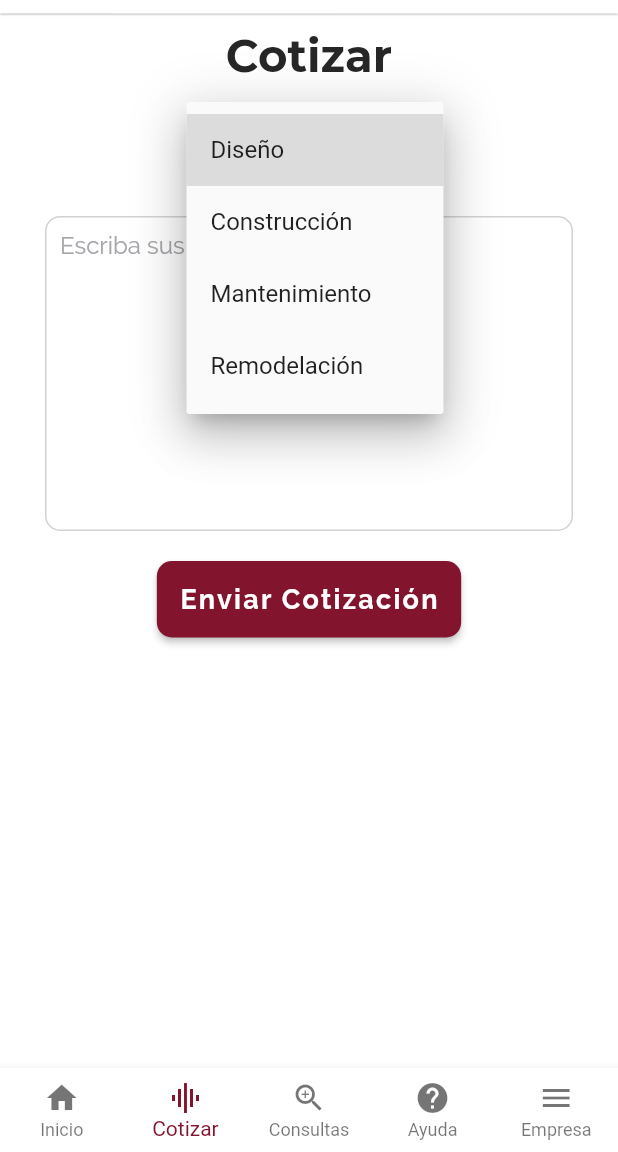
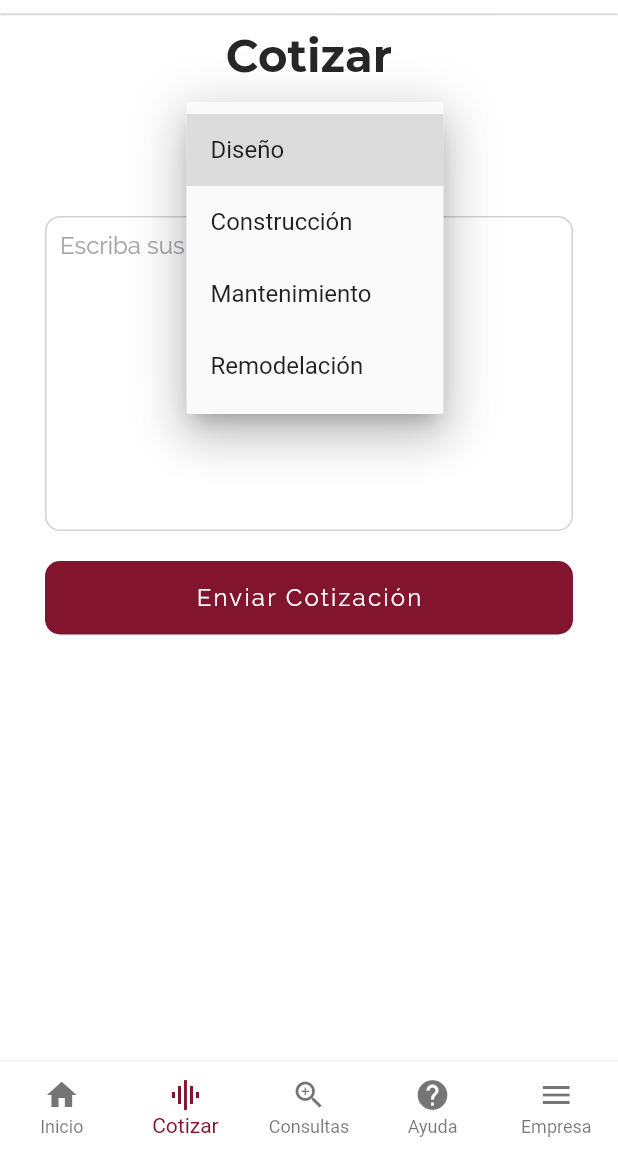
Before and after one commit to castillorey/ESSADE, a Flutter app: the ContainerPage screen opened directly, item 2 of the bottom bar chosen, after a tap on the "arrow downward" icon, on a phone screen of 412 x 824 dp, the part 84-1236 px from its top. Run offline on Flutter 3.47's test engine with Material 2 defaults, Android fonts, the phone set to English and light mode, and no system bars; our stand-ins replace charts_flutter, cloud_firestore, firebase_auth, google_sign_in; missing offline and left inert: dart:ffi; accounts and stored records are empty.

Commit message:
Start build Quote page and build generic selectable component

```diff
--- a/ESSADE/lib/ui/container_page.dart
+++ b/ESSADE/lib/ui/container_page.dart
@@ -49,53 +49,51 @@ class _ContainerPageState extends State<ContainerPage> {
           child: SingleChildScrollView(
             child: Align(
               alignment: Alignment.topCenter,
-                child: SafeArea(
-                  child: Column(
-                    children: <Widget>[
-                      Container(
+              child: Container(
+                height: MediaQuery.of(context).size.height - 130,
                 padding: EdgeInsets.symmetric(
                     horizontal: 30.0,
                     vertical: 10.0
                 ),
                 child: tabs.elementAt(_selectedIndex)
               )
-                    ],
             ),
           ),
         ),
       ),
-        ),
-      ),
-      bottomNavigationBar: BottomNavigationBar(
+      bottomNavigationBar: SizedBox(
+        height: 60,
+        child: BottomNavigationBar(
           backgroundColor: Colors.white,
           elevation: 5.0,
           type: BottomNavigationBarType.fixed,
           items: [
             BottomNavigationBarItem(
               icon: Icon(Icons.home),
-            title: Text('Inicio', style: essadeParagraph),
+              title: Text('Inicio', style: essadeParagraph()),
             ),
             BottomNavigationBarItem(
               icon: Icon(Icons.graphic_eq),
-            title: Text('Cotizar', style: essadeParagraph),
+              title: Text('Cotizar', style: essadeParagraph()),
             ),
             BottomNavigationBarItem(
               icon: Icon(Icons.zoom_in),
-            title: Text('Consultas', style: essadeParagraph),
+              title: Text('Consultas', style: essadeParagraph()),
             ),
             BottomNavigationBarItem(
               icon: Icon(Icons.help),
-            title: Text('Ayuda', style: essadeParagraph),
+              title: Text('Ayuda', style: essadeParagraph()),
             ),
             BottomNavigationBarItem(
               icon: Icon(Icons.menu),
-            title: Text('Empresa', style: essadeParagraph),
+              title: Text('Empresa', style: essadeParagraph()),
             ),
           ],
           currentIndex: _selectedIndex,
           selectedItemColor: primaryColor,
           onTap: _onItemTapped,
         ),
+      ),
       backgroundColor: Colors.white,
     );
   }
--- a/ESSADE/lib/ui/home_page.dart
+++ b/ESSADE/lib/ui/home_page.dart
@@ -5,6 +5,7 @@ import 'package:essade/auth/login_state.dart';
 import 'package:essade/models/Project.dart';
 import 'package:essade/utilities/constants.dart';
 import 'package:essade/widgets/graph_widget.dart';
+import 'package:essade/widgets/selectable_widget.dart';
 import 'package:flutter/cupertino.dart';
 import 'package:flutter/material.dart';
 import 'package:flutter/widgets.dart';
@@ -59,7 +60,7 @@ class _HomePageState extends State<HomePage> {
 
   Widget _buildExpandedItem(String name, String ciudad, String departamento){
     return ListTile(
-      title: Text(name, style: essadeParagraph),
+      title: Text(name, style: essadeParagraph()),
       subtitle: Text('$ciudad, $departamento', style: essadeLightfont,),
     );
   }
@@ -76,7 +77,7 @@ class _HomePageState extends State<HomePage> {
                 padding: EdgeInsets.symmetric(horizontal: 10),
                 child: Text(
                   'Aprende los mejores tips para que tu cuarto se vea mucho más grande',
-                  style: essadeParagraph,
+                  style: essadeParagraph(),
                 )
               ),
               Icon(
@@ -232,7 +233,7 @@ class _HomePageState extends State<HomePage> {
               SizedBox(width: 10),
               Text(
                 projectSelected,
-                style: essadeParagraph,
+                style: essadeParagraph(),
               )
             ],
           )
@@ -247,12 +248,10 @@ class _HomePageState extends State<HomePage> {
       return Column(
         children: <Widget>[
           _buildTotalBalance(_balance),
-          Column(
-            children: <Widget>[
           SizedBox(height: 20),
           ExpansionTile(
             leading: Icon(Icons.graphic_eq),
-                title: Text('Ingresos y egresos', style: essadeParagraph),
+            title: Text('Ingresos y egresos', style: essadeParagraph()),
             children: <Widget>[
               Container(
                 height: 250.0,
@@ -265,22 +264,22 @@ class _HomePageState extends State<HomePage> {
                   Column(
                     mainAxisAlignment: MainAxisAlignment.center,
                     children: <Widget>[
-                          Text('Saldo', style: essadeParagraph),
-                          Text(_balance, style: essadeParagraph)
+                      Text('Saldo', style: essadeParagraph()),
+                      Text(_balance, style: essadeParagraph())
                     ],
                   ),
                   Column(
                     mainAxisAlignment: MainAxisAlignment.center,
                     children: <Widget>[
-                          Text('Ingresos', style: essadeParagraph),
-                          Text(_incomes, style: essadeParagraph)
+                      Text('Ingresos', style: essadeParagraph()),
+                      Text(_incomes, style: essadeParagraph())
                     ],
                   ),
                   Column(
                     mainAxisAlignment: MainAxisAlignment.center,
                     children: <Widget>[
-                          Text('Egresos', style: essadeParagraph),
-                          Text(_outgoings, style: essadeParagraph)
+                      Text('Egresos', style: essadeParagraph()),
+                      Text(_outgoings, style: essadeParagraph())
                     ],
                   )
                 ],
@@ -291,7 +290,7 @@ class _HomePageState extends State<HomePage> {
           SizedBox(height: 20),
           ExpansionTile(
             leading: Icon(Icons.business_center),
-                title: Text('Avance de obra', style: essadeParagraph),
+            title: Text('Avance de obra', style: essadeParagraph()),
             children: <Widget>[
               Container(
                 height: 250.0,
@@ -304,15 +303,15 @@ class _HomePageState extends State<HomePage> {
                   Column(
                     mainAxisAlignment: MainAxisAlignment.center,
                     children: <Widget>[
-                          Text('% Ejecutado', style: essadeParagraph),
-                          Text(dp, style: essadeParagraph)
+                      Text('% Ejecutado', style: essadeParagraph()),
+                      Text(dp, style: essadeParagraph())
                     ],
                   ),
                   Column(
                     mainAxisAlignment: MainAxisAlignment.center,
                     children: <Widget>[
-                          Text('% Por ejecutar', style: essadeParagraph),
-                          Text(pp, style: essadeParagraph)
+                      Text('% Por ejecutar', style: essadeParagraph()),
+                      Text(pp, style: essadeParagraph())
                     ],
                   )
                 ],
@@ -330,17 +329,8 @@ class _HomePageState extends State<HomePage> {
             alignment: Alignment.topLeft,
             child: Text('Información estratégica', style: essadeH4(essadeDarkGray)),
           ),
-              _buildInfoItem(),
-              _buildInfoItem(),
-              _buildInfoItem(),
-              _buildInfoItem(),
-              _buildInfoItem(),
-              _buildInfoItem(),
-              _buildInfoItem(),
-              _buildInfoItem(),
-              _buildInfoItem()
-            ],
-          )
+          SizedBox(height: 10),
+          Placeholder()
         ],
       );
     } else {
@@ -348,7 +338,7 @@ class _HomePageState extends State<HomePage> {
         alignment: Alignment.center,
         child: Text(
           'Seleccione un proyecto para ver su información detallada',
-          style: essadeParagraph
+          style: essadeParagraph()
         ),
       );
     }
@@ -417,7 +407,11 @@ class _HomePageState extends State<HomePage> {
                   ),
                 ),
                 SizedBox(height: 20),
-                _buildSelectableComponent(documents),
+                //_buildSelectableComponent(documents),
+                SelectableWidget(
+                  objectKey: 'nombre',
+                  documents: documents,
+                ),
                 SizedBox(height: 20),
                 _buildProjectSelectedInfo(_balance, _incomes, _outgoings, dp, pp)
               ],
--- a/ESSADE/lib/utilities/constants.dart
+++ b/ESSADE/lib/utilities/constants.dart
@@ -14,8 +14,8 @@ essadeH4(color) => TextStyle(
   fontWeight: FontWeight.bold,
 );
 
-final essadeParagraph = TextStyle(
-    color: essadeBlack,
+essadeParagraph( {Color color = essadeBlack}) => TextStyle(
+    color: color,
     fontFamily: 'Raleway',
     fontSize: 14.0,
 );
@@ -33,17 +33,21 @@ final List<String> essadeServices = [
   'Remodelación'
 ];
 
-btnFontStyle(Color color) => TextStyle(
+btnFontStyle(Color color, {bool bold: false}) => TextStyle(
   color: color,
   letterSpacing: 1.5,
-  fontSize: 18.0,
-  fontWeight: FontWeight.bold,
+  fontSize: 16.0,
+  fontWeight: bold ? FontWeight.bold : null,
   fontFamily: 'Raleway',
 );
 
+enum PlatformType {
+  iOS,
+  android
+}
 
-Color essadePrimaryColor = Color(0xFF82142d);
-Color essadeBlack = Color(0xFF262626);
-Color essadeDarkGray = Color(0xFF85878a);
-Color essadeGray = Color(0xFFa5a5aa);
-Color essadeErrorColor = Color(0xFFED4337);
+const Color essadePrimaryColor = Color(0xFF82142d);
+const Color essadeBlack = Color(0xFF262626);
+const Color essadeDarkGray = Color(0xFF85878a);
+const Color essadeGray = Color(0xFFa5a5aa);
+const Color essadeErrorColor = Color(0xFFED4337);
--- a/ESSADE/lib/widgets/long_button_widget.dart
+++ b/ESSADE/lib/widgets/long_button_widget.dart
@@ -28,7 +28,7 @@ class LongButtonWidget extends StatelessWidget {
         color: boxColor,
         child: Text(
           text,
-          style: btnFontStyle(textColor),
+          style: btnFontStyle(textColor, bold: true),
         ),
       ),
     );
--- a/ESSADE/lib/widgets/quote_form_widget.dart
+++ b/ESSADE/lib/widgets/quote_form_widget.dart
@@ -165,7 +165,7 @@ class _QuoteFormWidgetState extends State<QuoteFormWidget> {
                 SizedBox(width: 10),
                 Text(
                   serviceSelected,
-                  style: essadeParagraph,
+                  style: essadeParagraph(),
                 )
               ],
             )
@@ -223,11 +223,13 @@ class _QuoteFormWidgetState extends State<QuoteFormWidget> {
                   enabledBorder: _myBorderErrorStyle(10.0, essadeGray.withOpacity(0.5)),
                   focusedBorder: _myBorderErrorStyle(10.0, essadePrimaryColor),
                   errorBorder: _myBorderErrorStyle(10.0, essadeErrorColor),
-                  focusedErrorBorder: _myBorderErrorStyle(10.0, essadeErrorColor),
+                  focusedErrorBorder: _myBorderErrorStyle(10.0, essadePrimaryColor),
                 ),
               ),
               SizedBox(height: 20),
-              RaisedButton(
+              Container(
+                width: double.infinity,
+                child: RaisedButton(
                   onPressed: () {
                     removeErrorValidation = false;
                     if(!isServiceSelected){
@@ -251,9 +253,11 @@ class _QuoteFormWidgetState extends State<QuoteFormWidget> {
                     borderRadius: BorderRadius.circular(10.0),
                   ),
                   color: essadePrimaryColor,
+                  elevation: 0.0,
                   child: Text(
                     'Enviar Cotización',
                     style: btnFontStyle(Colors.white),
+                  ),
                 ),
               )
             ]
```
Also changed, not shown: ESSADE/lib/ui/queries_page.dart (+63 -3 lines), ESSADE/lib/widgets/selectable_widget.dart (added, +146 -0 lines). Lines whose indentation alone changed are shown as unchanged.
